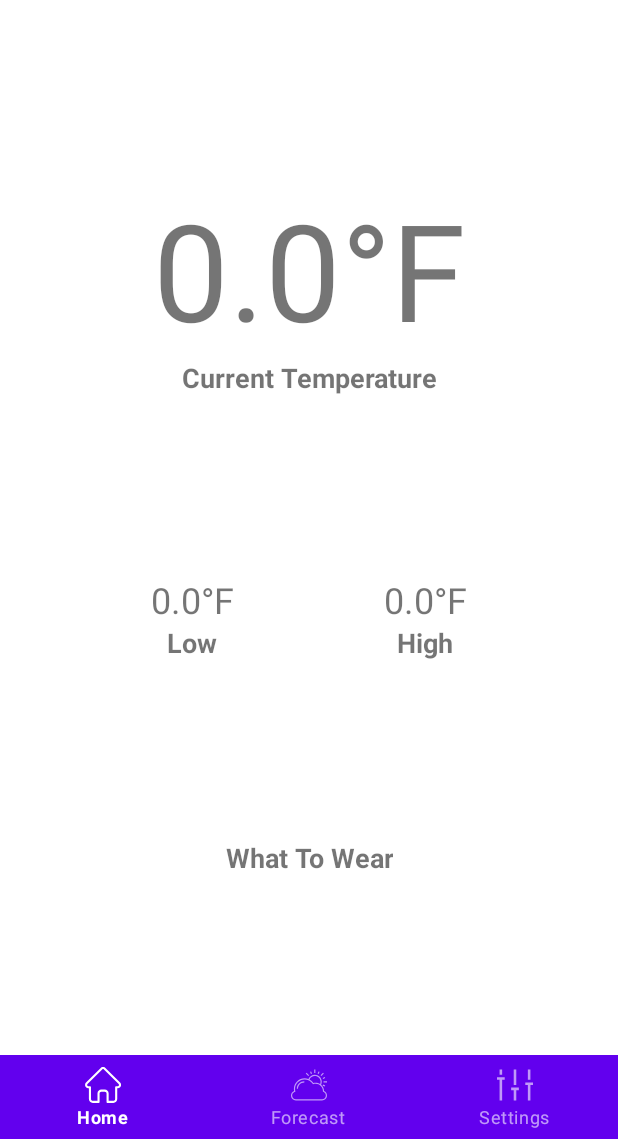
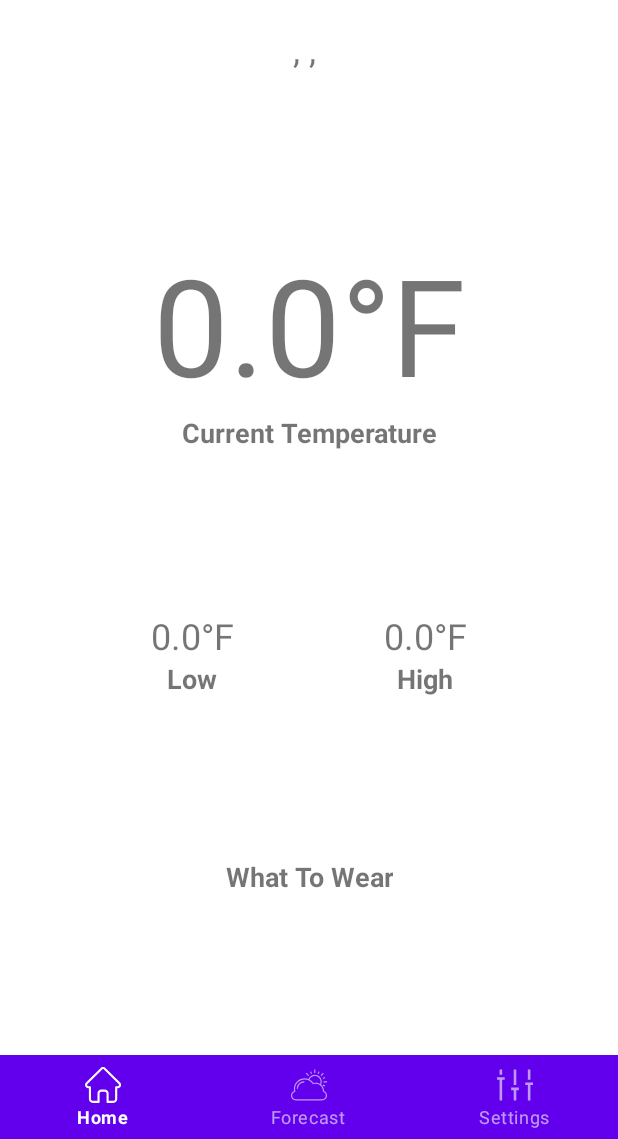
Before and after one commit to RyanHiller/WeatherHerald, an Android app: the screen it shows after launch (MainActivity), on a phone screen of 412 x 824 dp, the part 97-1236 px from its top. Run offline under Robolectric (Android 15) with nearby library versions, the phone set to English and light mode, and no system bars; our stand-ins replace Volley; network calls fail; 1 statement that could not run was skipped.

Commit message:
Added location to the home page

```diff
--- a/app/src/main/java/msudenver/cs3013/spring2020/weatherherald/HomeFragment.kt
+++ b/app/src/main/java/msudenver/cs3013/spring2020/weatherherald/HomeFragment.kt
@@ -26,10 +26,15 @@ class HomeFragment : Fragment() {
         val currTempView = view.findViewById<TextView>(R.id.currentTemp)
         val dayHighView = view.findViewById<TextView>(R.id.dayHigh)
         val dayLowView = view.findViewById<TextView>(R.id.dayLow)
+        val locationView = view.findViewById<TextView>(R.id.locationView)
+
         val sharedPreferences = PreferenceManager.getDefaultSharedPreferences(activity?.baseContext)
         val currTemp = sharedPreferences.getFloat("current_temp", 0.0F)
         val dayHigh = sharedPreferences.getFloat("today_high", 0.0F)
         val dayLow = sharedPreferences.getFloat("today_low", 0.0F)
+        val city = sharedPreferences.getString("city_name", "")
+        val state = sharedPreferences.getString("state_name", "")
+        val country = sharedPreferences.getString("country_name", "")
         val tempUnit = if (PreferenceManager.getDefaultSharedPreferences(activity?.baseContext)
                 .getBoolean("temp_toggle", false)
         ) "C" else "F"
@@ -38,9 +43,11 @@ class HomeFragment : Fragment() {
         val currTempString = "$currTemp${degreeSign}${tempUnit}"
         val dayHighString = "$dayHigh${degreeSign}${tempUnit}"
         val dayLowString = "$dayLow${degreeSign}${tempUnit}"
+        val locationString = "$city, $state, $country"
 
         currTempView?.text = currTempString
         dayHighView?.text = dayHighString
         dayLowView?.text = dayLowString
+        locationView?.text = locationString
     }
 }
--- a/app/src/main/java/msudenver/cs3013/spring2020/weatherherald/MainActivity.kt
+++ b/app/src/main/java/msudenver/cs3013/spring2020/weatherherald/MainActivity.kt
@@ -114,8 +114,15 @@ class MainActivity : AppCompatActivity() {
                 Response.Listener { response ->
                     val data: JSONObject = response.getJSONArray("data")[0] as JSONObject
                     val currentTemp = data.getDouble("temp")
+                    val stateName = data.getString("state_code")
+                    val cityName = data.getString("city_name")
+                    val countryName = data.getString("country_code")
+
                     with(sharedPreferences.edit()) {
                         putFloat("current_temp", currentTemp.toFloat())
+                        putString("state_name", stateName)
+                        putString("city_name", cityName)
+                        putString("country_name", countryName)
                         apply()
                     }
                 }, Response.ErrorListener { error ->
--- a/app/src/main/res/layout/fragment_home2.xml
+++ b/app/src/main/res/layout/fragment_home2.xml
@@ -18,6 +18,15 @@
         app:layout_constraintEnd_toEndOf="parent"
         app:layout_constraintStart_toStartOf="parent"
         app:layout_constraintTop_toTopOf="parent" />
+
+    <TextView
+        android:id="@+id/locationView"
+        android:layout_width="match_parent"
+        android:layout_height="wrap_content"
+        android:layout_marginTop="16dp"
+        android:gravity="center"
+        android:text="@string/str_default_location"
+        android:textSize="24sp" />
 
     <androidx.constraintlayout.widget.ConstraintLayout
         android:id="@+id/homeContent"
--- a/app/src/main/res/values/strings.xml
+++ b/app/src/main/res/values/strings.xml
@@ -12,6 +12,7 @@
     <string name="str_temp_low_summary">What temperature do you consider "cold"?</string>
     <string name="str_temp_preferred">Preferred Temperature</string>
     <string name="str_ui_color_btn">Select UI Color</string>
+    <string name="str_default_location">City, State, Country</string>
     <string name="location">Location :</string>
     <string name="current_temperature">Current Temperature</string>
     <string name="low">Low</string>
```
